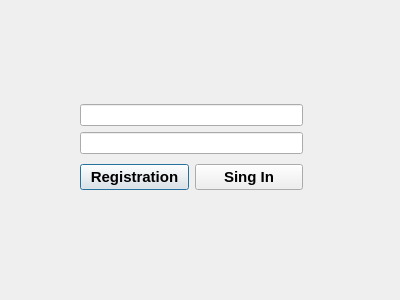
Qt form signin_signup.ui (qqLyamin/myChat) before a commit.
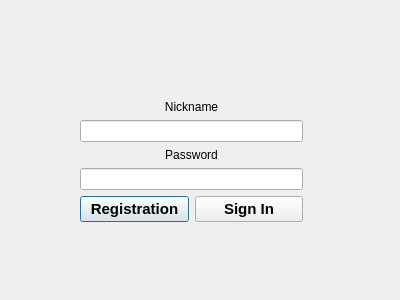
The same form after that commit.

Patch:
```diff
--- a/signin_signup.ui
+++ b/signin_signup.ui
@@ -19,15 +19,35 @@
      <x>80</x>
      <y>100</y>
      <width>223</width>
-     <height>95</height>
+     <height>122</height>
     </rect>
    </property>
    <layout class="QVBoxLayout" name="verticalLayout_2">
     <item>
      <layout class="QVBoxLayout" name="verticalLayout">
+      <item>
+       <widget class="QLabel" name="label">
+        <property name="text">
+         <string>Nickname</string>
+        </property>
+        <property name="alignment">
+         <set>Qt::AlignCenter</set>
+        </property>
+       </widget>
+      </item>
       <item>
        <widget class="QLineEdit" name="client_name"/>
       </item>
+      <item>
+       <widget class="QLabel" name="label_2">
+        <property name="text">
+         <string>Password</string>
+        </property>
+        <property name="alignment">
+         <set>Qt::AlignCenter</set>
+        </property>
+       </widget>
+      </item>
       <item>
        <widget class="QLineEdit" name="client_password"/>
       </item>
@@ -59,7 +79,7 @@
          </font>
         </property>
         <property name="text">
-         <string>Sing In</string>
+         <string>Sign In</string>
         </property>
        </widget>
       </item>
```
Left out of the diff: 2 changed lines with no effect on the pictures.
